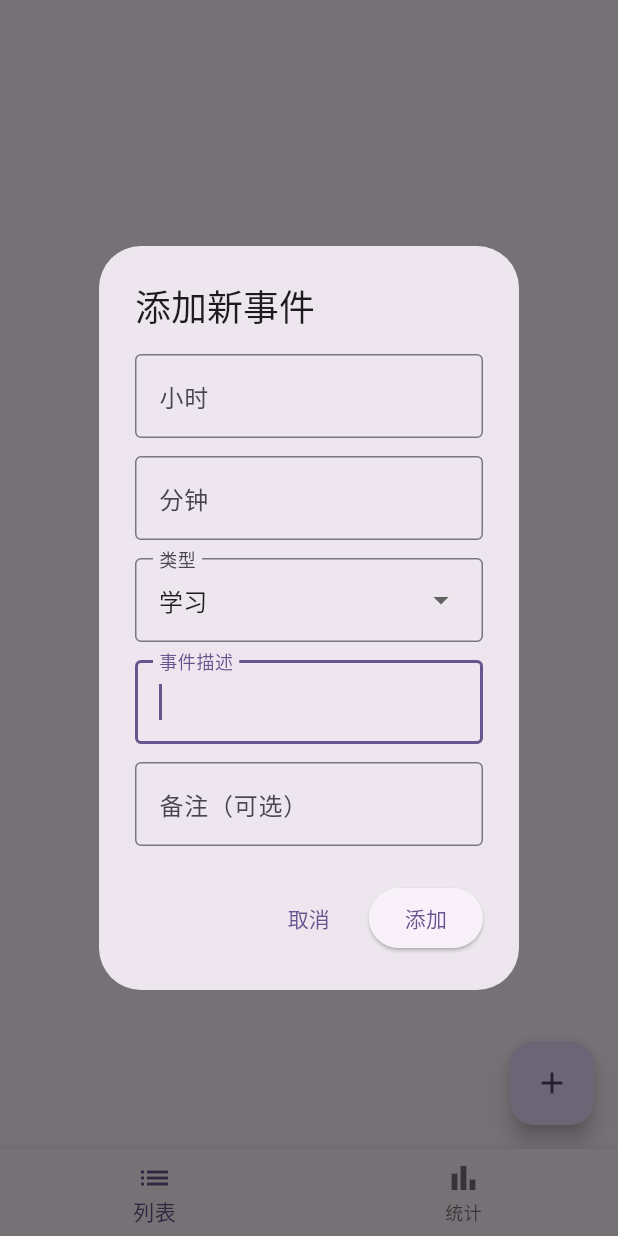
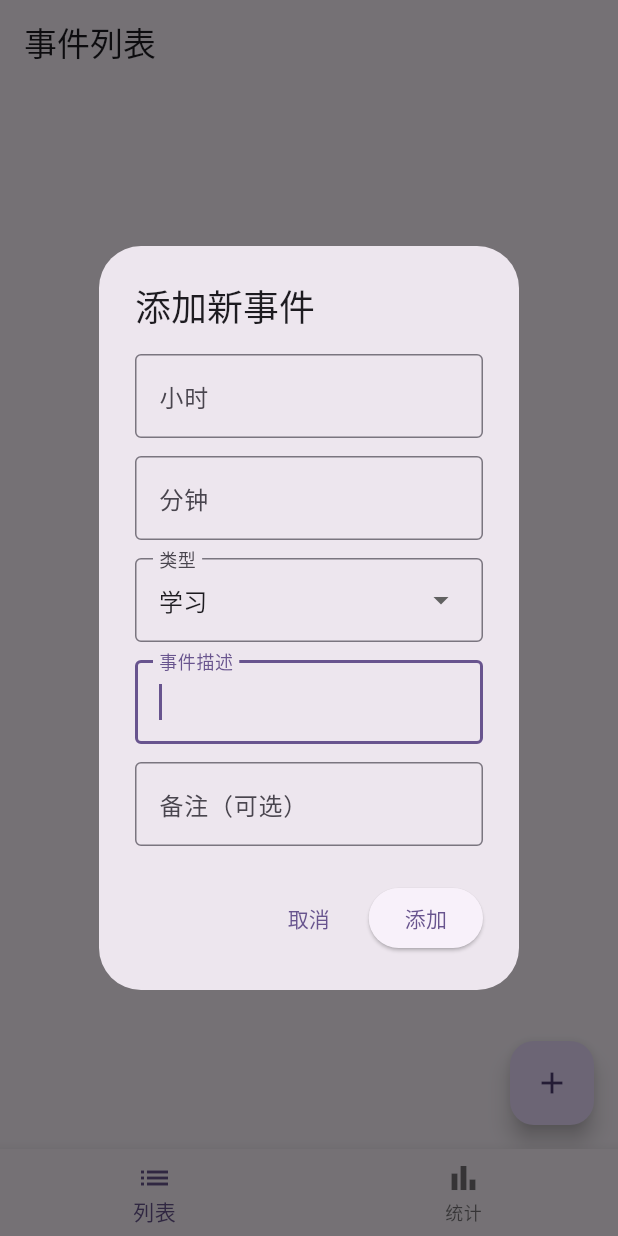
Before and after one commit to TheWeedy/FlashRecording, a Flutter app: the screen it shows after launch, after a tap on the "add" icon, on a phone screen of 412 x 824 dp. Run offline on Flutter 3.47's test engine with Material 3 defaults, Android fonts, the phone set to English and light mode, and no system bars; our stand-ins replace fl_chart, shared_preferences.

Commit message:
Fix list/statistics UI bugs and selection exit behavior

```diff
--- a/lib/main.dart
+++ b/lib/main.dart
@@ -107,7 +107,15 @@ class _MyHomePageState extends State<MyHomePage> {
       StatisticsScreen(events: _events),
     ];
 
-    return Scaffold(
+    return WillPopScope(
+      onWillPop: () async {
+        if (_currentIndex == 0 && _isSelectionMode) {
+          _toggleSelectionMode();
+          return false;
+        }
+        return true;
+      },
+      child: Scaffold(
         body: screens[_currentIndex],
         bottomNavigationBar: BottomNavigationBar(
         currentIndex: _currentIndex,
@@ -125,7 +133,6 @@ class _MyHomePageState extends State<MyHomePage> {
           BottomNavigationBarItem(icon: Icon(Icons.bar_chart), label: '统计'),
         ],
         ),
-      // 如果在列表页且处于选择模式，显示删除按钮
         floatingActionButton: _currentIndex == 0 && _isSelectionMode
             ? FloatingActionButton(
                 onPressed: _performDelete,
@@ -133,6 +140,7 @@ class _MyHomePageState extends State<MyHomePage> {
                 child: const Icon(Icons.delete),
               )
             : null,
+      ),
     );
   }
 }
--- a/lib/screens/event_list_screen.dart
+++ b/lib/screens/event_list_screen.dart
@@ -34,6 +34,8 @@ class _EventListScreenState extends State<EventListScreen> {
     await showDialog(
       context: context,
       builder: (BuildContext context) {
+        return StatefulBuilder(
+          builder: (context, setDialogState) {
             return AlertDialog(
               title: const Text('添加新事件'),
               content: SingleChildScrollView(
@@ -69,7 +71,7 @@ class _EventListScreenState extends State<EventListScreen> {
                           isDense: true,
                           onChanged: (EventType? newValue) {
                             if (newValue != null) {
-                          setState(() {
+                              setDialogState(() {
                                 selectedType = newValue;
                               });
                             }
@@ -92,15 +94,20 @@ class _EventListScreenState extends State<EventListScreen> {
                     const SizedBox(height: 12),
                     TextField(
                       controller: descController,
+                      minLines: 1,
+                      maxLines: 4,
+                      keyboardType: TextInputType.multiline,
+                      textInputAction: TextInputAction.newline,
                       decoration: const InputDecoration(
                         labelText: '事件描述',
+                        alignLabelWithHint: true,
                         border: OutlineInputBorder(),
                       ),
                       autofocus: true,
                     ),
                     const SizedBox(height: 12),
                     TextField(
-                  controller: noteController, // 新建 TextEditingController
+                      controller: noteController,
                       decoration: const InputDecoration(
                         labelText: '备注（可选）',
                         border: OutlineInputBorder(),
@@ -153,11 +160,24 @@ class _EventListScreenState extends State<EventListScreen> {
             );
           },
         );
+      },
+    );
   }
 
   @override
   Widget build(BuildContext context) {
     return Scaffold(
+      appBar: AppBar(
+        title: widget.isSelectionMode
+            ? Text('已选择 ${widget.selectedIds.length} 项')
+            : const Text('事件列表'),
+        leading: widget.isSelectionMode
+            ? IconButton(
+                onPressed: widget.onToggleSelectionMode,
+                icon: const Icon(Icons.close),
+              )
+            : null,
+      ),
       body: widget.events.isEmpty
           ? const Center(child: Text('暂无事件，请点击 + 添加'))
           : ListView.builder(
@@ -207,11 +227,17 @@ class _EventListScreenState extends State<EventListScreen> {
                         ),
                         Text(
                           '类型: ${event.typeName}',
-                    style: const TextStyle(fontSize: 12, color: Colors.grey),
+                          style:
+                              const TextStyle(fontSize: 12, color: Colors.grey),
                         ),
-                  // 在类型下面加一行
                         if (event.note.isNotEmpty)
-                    Text('备注: ${event.note}', style: const TextStyle(fontSize: 12, color: Colors.grey)),
+                          Text(
+                            '备注: ${event.note}',
+                            style: const TextStyle(
+                              fontSize: 12,
+                              color: Colors.grey,
+                            ),
+                          ),
                       ],
                     ),
                     onLongPress: widget.isSelectionMode
```
Also changed, not shown: lib/screens/statistics_screen.dart (+41 -23 lines). Lines whose indentation alone changed are shown as unchanged.
